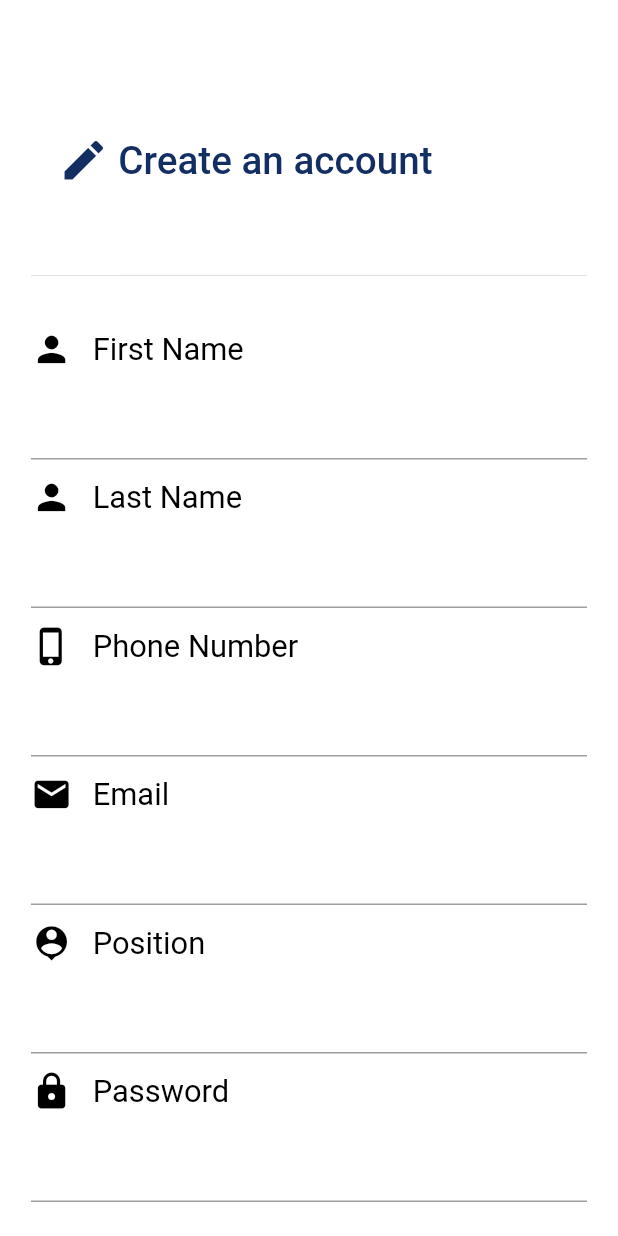
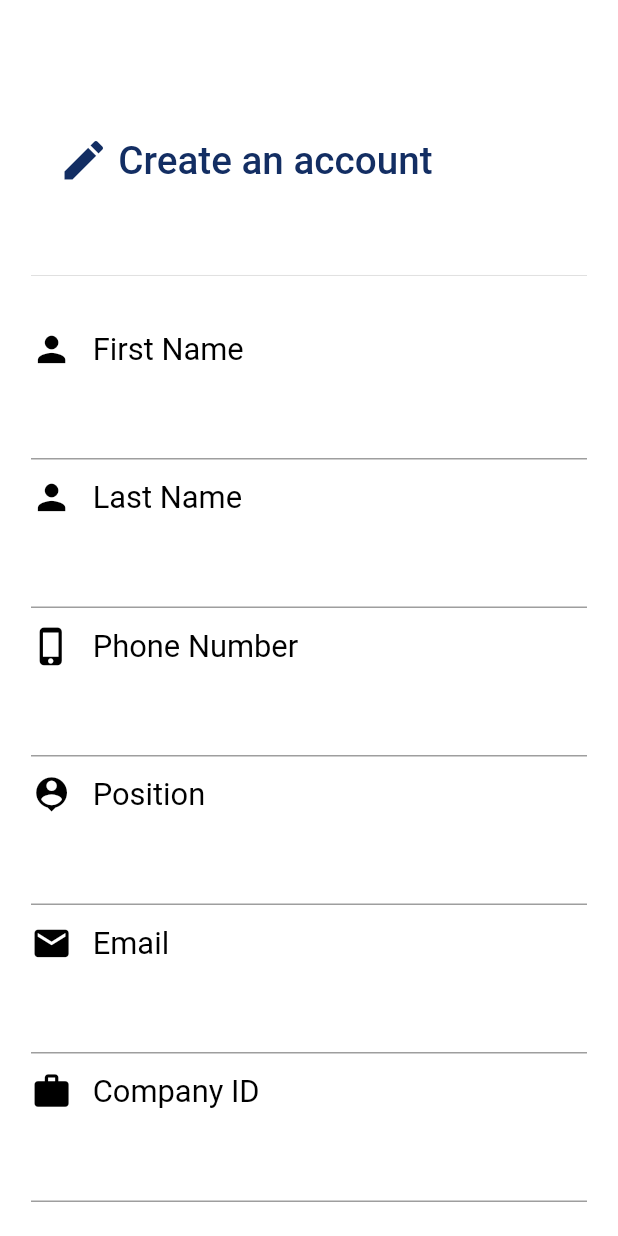
Before and after one commit to Andrew-Baher/Benfits, a Flutter app: the SignUp screen opened directly, on a phone screen of 412 x 824 dp. Run offline on Flutter 3.47's test engine with Material 2 defaults, Android fonts, the phone set to English and light mode, and no system bars; our stand-ins replace carousel_pro, firebase_database, firebase_storage, image_picker; missing offline and left inert: swipe_button; accounts and stored records are empty; Roboto replaces fonts that are missing (WorkSansBold).

Commit message:
Edit SignUp firebase structure

```diff
--- a/lib/ui/SignUp.dart
+++ b/lib/ui/SignUp.dart
@@ -5,6 +5,7 @@ import 'package:employees_benefits/style/theme.dart' as Theme;
 import 'package:flutter/material.dart';
 import 'package:flutter/services.dart';
 import 'package:http/http.dart';
+import 'package:firebase_database/firebase_database.dart';
 
 import 'SignIn.dart';
 
@@ -15,6 +16,8 @@ class SignUp extends StatefulWidget {
 
 class _SignUpState extends State<SignUp> with SingleTickerProviderStateMixin {
   final GlobalKey<ScaffoldState> _scaffoldKey = new GlobalKey<ScaffoldState>();
+
+  final DBRef = FirebaseDatabase.instance.reference();
 
   final FocusNode myFocusNodePassword = FocusNode();
   final FocusNode myFocusNodeEmail = FocusNode();
@@ -221,6 +224,54 @@ class _SignUpState extends State<SignUp> with SingleTickerProviderStateMixin {
                   Row(
                     children: <Widget>[
                       Icon(
+                        Icons.person_pin,
+                        color: Colors.black,
+                        size: MediaQuery.of(context).size.width / 15,
+                      ),
+                      SizedBox(
+                        width: MediaQuery.of(context).size.width / 30,
+                      ),
+                      Text(
+                        'Position',
+                        style: TextStyle(
+                            color: Colors.black,
+                            fontSize: MediaQuery.of(context).size.width / 20,
+                            fontFamily: "WorkSansBold"),
+                      ),
+                    ],
+                  ),
+                  SizedBox(
+                    height: MediaQuery.of(context).size.height / 70,
+                  ),
+                  TextField(
+                    controller: signUpPositionController,
+                    keyboardType: TextInputType.emailAddress,
+                    textCapitalization: TextCapitalization.words,
+                    style: TextStyle(
+                        fontFamily: "WorkSansSemiBold",
+                        fontSize: MediaQuery.of(context).size.width / 20,
+                        color: Color.fromRGBO(19, 46, 99, 10)),
+                    decoration: InputDecoration(
+                      contentPadding: EdgeInsets.all(8),
+                      hasFloatingPlaceholder: false,
+                      border: UnderlineInputBorder(),
+                      //hoverColor: Colors.black,
+                      //focusColor: Colors.black,
+                      fillColor: Colors.black,
+                    ),
+                  ),
+                ],
+              ),
+            ),
+            SizedBox(
+              height: MediaQuery.of(context).size.height / 70,
+            ),
+            GestureDetector(
+              child: Column(
+                children: <Widget>[
+                  Row(
+                    children: <Widget>[
+                      Icon(
                         Icons.email,
                         color: Colors.black,
                         size: MediaQuery.of(context).size.width / 15,
@@ -269,7 +320,7 @@ class _SignUpState extends State<SignUp> with SingleTickerProviderStateMixin {
                   Row(
                     children: <Widget>[
                       Icon(
-                        Icons.person_pin,
+                        Icons.work,
                         color: Colors.black,
                         size: MediaQuery.of(context).size.width / 15,
                       ),
@@ -277,7 +328,7 @@ class _SignUpState extends State<SignUp> with SingleTickerProviderStateMixin {
                         width: MediaQuery.of(context).size.width / 30,
                       ),
                       Text(
-                        'Position',
+                        'Company ID',
                         style: TextStyle(
                             color: Colors.black,
                             fontSize: MediaQuery.of(context).size.width / 20,
@@ -289,7 +340,7 @@ class _SignUpState extends State<SignUp> with SingleTickerProviderStateMixin {
                     height: MediaQuery.of(context).size.height / 70,
                   ),
                   TextField(
-                    controller: signUpPositionController,
+                    controller: signUpCompanyIDController,
                     keyboardType: TextInputType.emailAddress,
                     textCapitalization: TextCapitalization.words,
                     style: TextStyle(
@@ -431,16 +482,23 @@ class _SignUpState extends State<SignUp> with SingleTickerProviderStateMixin {
 
   void _onSignUpButtonPress() async {
     String firstName = signUpFirstNameController.text;
-    String lastName = signUpLastNameController.text;
-    String email = signUpEmailController.text;
-    String password = signUpPasswordController.text;
-    String phoneNo = signUpPhoneNumberController.text;
+    String lastName  = signUpLastNameController.text;
+    String email     = signUpEmailController.text;
+    String password  = signUpPasswordController.text;
+    String phoneNo   = signUpPhoneNumberController.text;
     String companyID = signUpCompanyIDController.text;
-    String position = signUpPositionController.text;
+    String position  = signUpPositionController.text;
 
-    _saveData(new Employee(companyID, firstName, lastName, email, password, phoneNo,
-        companyID, position, "User", false));
-    _loadData();
+    DBRef.child('employees').child(companyID).set({
+      "employeeFirstName": firstName,
+      "employeeLastName": lastName,
+      "employeePhoneNumber": phoneNo,
+      "employeeEmail": email,
+      "employeePassword": password,
+      "employeePosition": position,
+      "employeeAuthority": 'User',
+      "employeeApprovalStatus" : false
+    });
     showInSnackBar("Your data is sent successfully !!");
     showDialog(
         context: context,
@@ -460,32 +518,3 @@ class _SignUpState extends State<SignUp> with SingleTickerProviderStateMixin {
         ));
   }
 }
-
-//TODO: REVISE CODE
-_reviver(Object key, Object value) {
-  if (key != null && value is Map) return new Employee.fromJson(value);
-  return value;
-}
-
-const jsonCodec = const JsonCodec(reviver: _reviver);
-
-_loadData() async {
-  final url = 'https://employees-benifits-app.firebaseio.com/employees.json';
-  final httpClient = new Client();
-  var response = await httpClient.get(url);
-
-  Map employees = jsonCodec.decode(response.body);
-  List<dynamic> emps = employees.values.toList();
-
-  //TRIALS for debugging
-  print(emps[0].employeeFirstName);
-  print("Employees length: " + employees.length.toString());
-}
-
-_saveData(Employee employee) async {
-  var json = jsonCodec.encode(employee);
-
-  final url = 'https://employees-benifits-app.firebaseio.com/employees.json';
-  final httpClient = new Client();
-  var response = await httpClient.post(url, body: json);
-}
```
